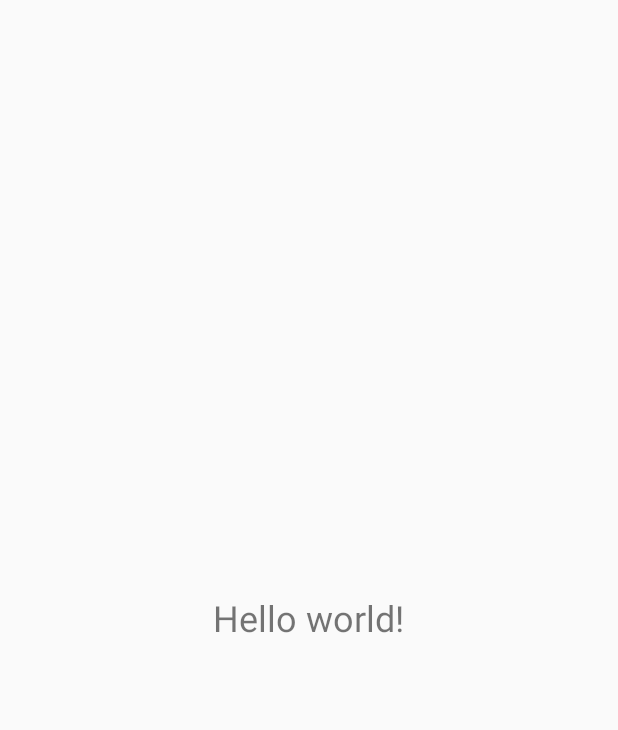
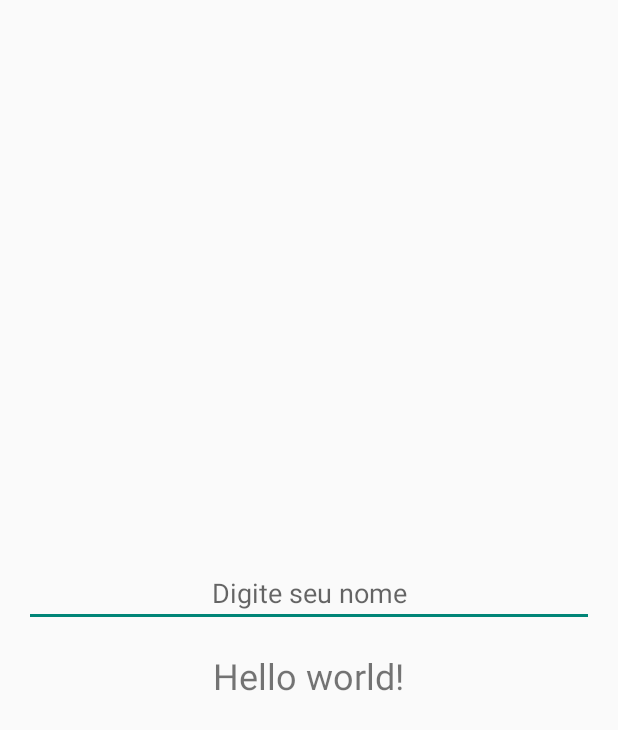
Before and after one commit to Leonardo-Mazzuca/android-helloworld, an Android app built with Jetpack Compose: the screen it shows after launch (MainActivity), on a phone screen of 412 x 824 dp. Before the commit the part shown is almost empty. Shown: the top 730 px of the screen. Run offline under Robolectric (Android 15) with nearby library versions, the phone set to English and light mode, and no system bars.

Commit message:
Refatorando MainActivity para inserção da lógica de modificar o texto

```diff
--- a/app/src/main/java/leonardomazzuca/com/github/helloworld/MainActivity.kt
+++ b/app/src/main/java/leonardomazzuca/com/github/helloworld/MainActivity.kt
@@ -1,6 +1,9 @@
 package leonardomazzuca.com.github.helloworld
 
 import android.os.Bundle
+import android.view.inputmethod.EditorInfo
+import android.widget.EditText
+import android.widget.TextView
 import androidx.activity.ComponentActivity
 import androidx.activity.compose.setContent
 import androidx.compose.foundation.layout.fillMaxSize
@@ -13,11 +16,41 @@ import androidx.compose.ui.tooling.preview.Preview
 import leonardomazzuca.com.github.helloworld.ui.theme.HelloWorldTheme
 
 class MainActivity : ComponentActivity() {
+
+
+
     override fun onCreate(savedInstanceState: Bundle?) {
         super.onCreate(savedInstanceState)
 
         setContentView(R.layout.activity_main)
 
+//        Podemos dizer que isso se equipara ao document.getElementById do JS
+//        Dentro dos <> passar o tipo de elemento
+//        O R é a variavél que acessa o layout
+//        Caso já tenhamos algum elemento com o id, o auto-complete será realizado
+
+        val inputName = findViewById<EditText>(R.id.etName);
+        val message = findViewById<TextView>(R.id.textViewHello);
+
+//        Podemos pensar que isso seria igual a um listener de input do JS
+        inputName.setOnEditorActionListener{textView, actionId, _ ->
+
+            if(actionId == EditorInfo.IME_ACTION_DONE) {
+
+                //Limpa espaços em branco com método trim()
+                val name = textView.text.toString().trim()
+
+                //if inline aqui para escrever menos código, parecido com operador ternário
+                message.text = if (name.isNotEmpty()) "Hello world! $name" else "Hello world!"
+
+                //indicação de que a ação foi tratada no listener
+                true
+            } else {
+                //indicação de que a ação não foi tratada no listener
+                false
+            }
+
+        }
     }
 
 
--- a/app/src/main/res/layout/activity_main.xml
+++ b/app/src/main/res/layout/activity_main.xml
@@ -7,6 +7,16 @@
     android:gravity="center"
     tools:context=".MainActivity">
 
+    <EditText
+        android:id="@+id/etName"
+        android:layout_width="match_parent"
+        android:layout_height="wrap_content"
+        android:hint="Digite seu nome"
+        android:imeOptions="actionDone"
+        android:inputType="textPersonName"
+        android:gravity="center"
+        android:layout_margin="16dp" />
+
     <TextView
         android:text="Hello world!"
         android:id="@+id/textViewHello"
@@ -15,4 +25,5 @@
         android:textSize="24sp"
         />
 
+
 </LinearLayout>
```
